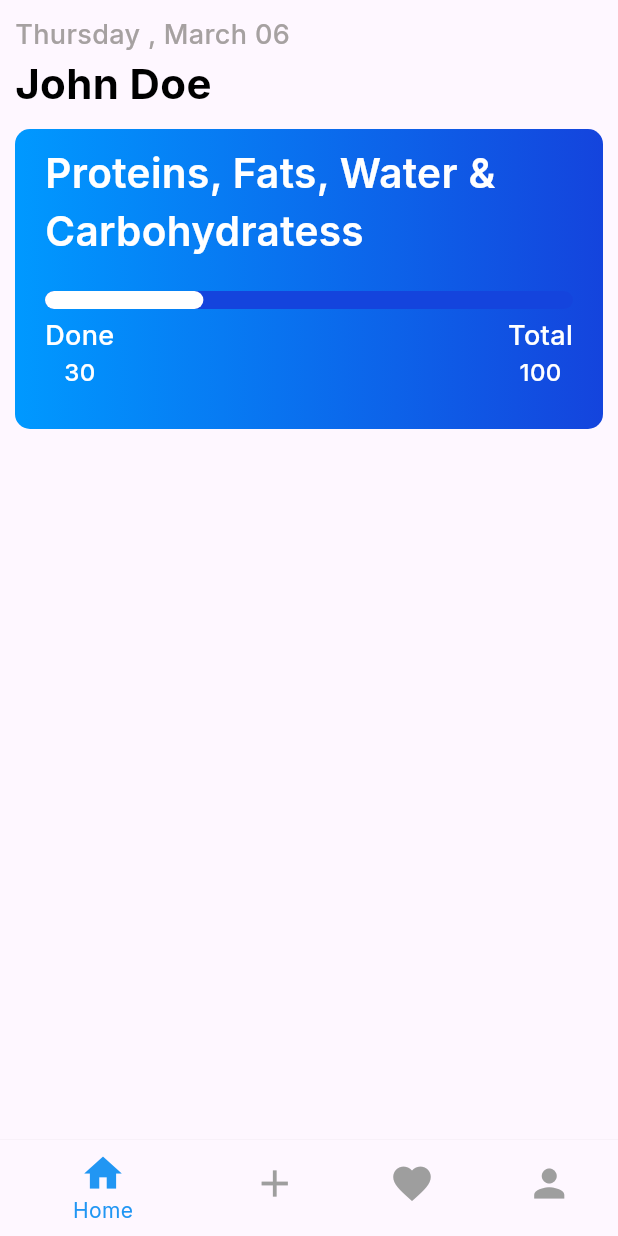
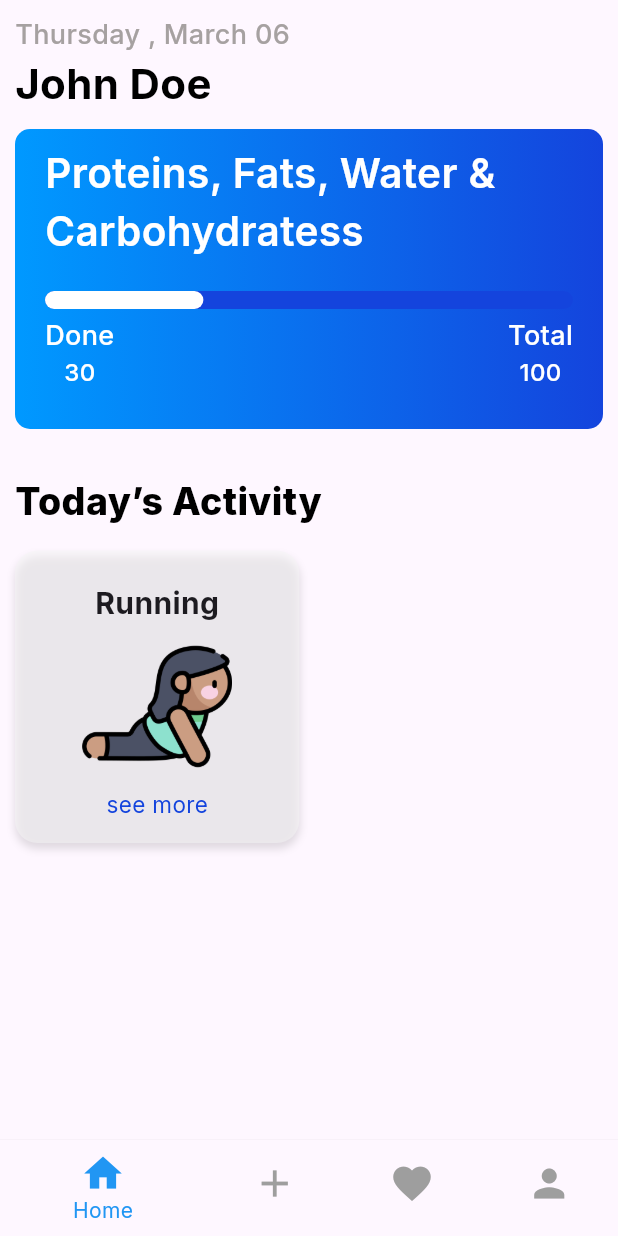
Before and after one commit to teshankalhara/planner-app-flutter, a Flutter app: the screen it shows after launch, on a phone screen of 412 x 824 dp. Run offline on Flutter 3.47's test engine with Material 3 defaults, Android fonts, the phone set to English and light mode, and no system bars; our stand-ins replace google_fonts.

Commit message:
feat: add ExerciseCard to HomePage for displaying today's activity

```diff
--- a/lib/pages/home_page/home_page.dart
+++ b/lib/pages/home_page/home_page.dart
@@ -3,6 +3,7 @@ import 'package:intl/intl.dart';
 import 'package:planner_app/constants/colors.dart';
 import 'package:planner_app/constants/consant_values.dart';
 import 'package:planner_app/data/user_data.dart';
+import 'package:planner_app/widgets/card/exercise_card.dart';
 import 'package:planner_app/widgets/card/progress_card.dart';
 
 class HomePage extends StatefulWidget {
@@ -51,6 +52,23 @@ class _HomePageState extends State<HomePage> {
                   ),
                 ),
                 ProgressCard(progressValue: 0.3, total: 100),
+
+                const SizedBox(height: 20),
+                const Text(
+                  "Today’s Activity",
+                  style: TextStyle(
+                    fontSize: 25,
+                    fontWeight: FontWeight.w800,
+                    color: kMainColor,
+                  ),
+                ),
+                const SizedBox(height: 15),
+                ExerciseCard(
+                  title: "Running",
+                  image: "assets/images/exercises/cobra.png",
+                  noOfMinutes: "30",
+                  showMore: true,
+                ),
               ],
             ),
           ),
```
